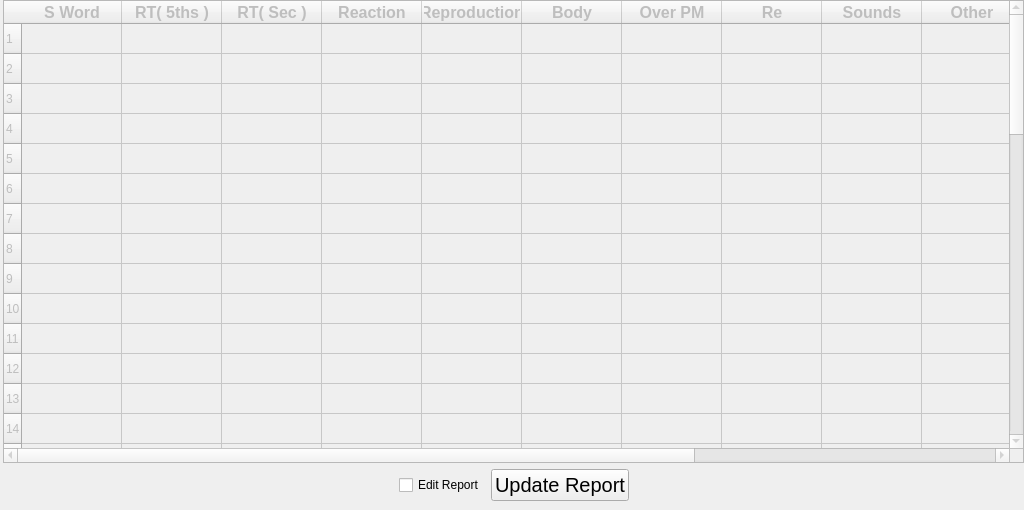
This is 32_GUI_with_PyQt5/WAT/GUI_Files/GeneratedReport.ui in amir-ice-1516-iu/basic_coding_blocks as Qt 5 draws it before an edit. The edited form follows.
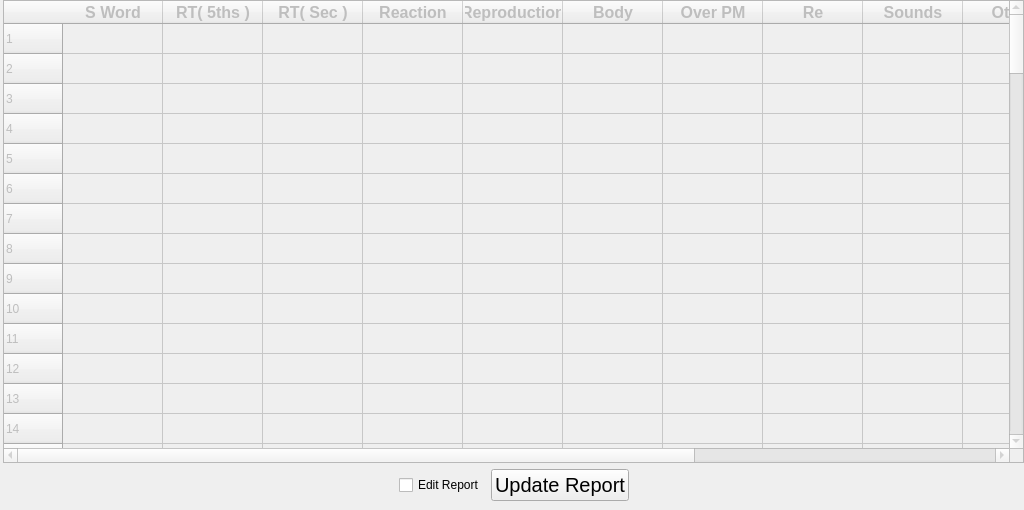
This is the edited form.

Diff of the .ui file:
```diff
--- a/32_GUI_with_PyQt5/WAT/GUI_Files/GeneratedReport.ui
+++ b/32_GUI_with_PyQt5/WAT/GUI_Files/GeneratedReport.ui
@@ -286,11 +286,266 @@
         <string>48</string>
        </property>
       </row>
+      <row>
+       <property name="text">
+        <string>49</string>
+       </property>
+      </row>
       <row>
        <property name="text">
         <string>50</string>
        </property>
       </row>
+      <row>
+       <property name="text">
+        <string>51</string>
+       </property>
+      </row>
+      <row>
+       <property name="text">
+        <string>52</string>
+       </property>
+      </row>
+      <row>
+       <property name="text">
+        <string>53</string>
+       </property>
+      </row>
+      <row>
+       <property name="text">
+        <string>54</string>
+       </property>
+      </row>
+      <row>
+       <property name="text">
+        <string>55</string>
+       </property>
+      </row>
+      <row>
+       <property name="text">
+        <string>56</string>
+       </property>
+      </row>
+      <row>
+       <property name="text">
+        <string>57</string>
+       </property>
+      </row>
+      <row>
+       <property name="text">
+        <string>58</string>
+       </property>
+      </row>
+      <row>
+       <property name="text">
+        <string>59</string>
+       </property>
+      </row>
+      <row>
+       <property name="text">
+        <string>60</string>
+       </property>
+      </row>
+      <row>
+       <property name="text">
+        <string>61</string>
+       </property>
+      </row>
+      <row>
+       <property name="text">
+        <string>62</string>
+       </property>
+      </row>
+      <row>
+       <property name="text">
+        <string>63</string>
+       </property>
+      </row>
+      <row>
+       <property name="text">
+        <string>64</string>
+       </property>
+      </row>
+      <row>
+       <property name="text">
+        <string>65</string>
+       </property>
+      </row>
+      <row>
+       <property name="text">
+        <string>66</string>
+       </property>
+      </row>
+      <row>
+       <property name="text">
+        <string>67</string>
+       </property>
+      </row>
+      <row>
+       <property name="text">
+        <string>68</string>
+       </property>
+      </row>
+      <row>
+       <property name="text">
+        <string>69</string>
+       </property>
+      </row>
+      <row>
+       <property name="text">
+        <string>70</string>
+       </property>
+      </row>
+      <row>
+       <property name="text">
+        <string>71</string>
+       </property>
+      </row>
+      <row>
+       <property name="text">
+        <string>72</string>
+       </property>
+      </row>
+      <row>
+       <property name="text">
+        <string>73</string>
+       </property>
+      </row>
+      <row>
+       <property name="text">
+        <string>74</string>
+       </property>
+      </row>
+      <row>
+       <property name="text">
+        <string>75</string>
+       </property>
+      </row>
+      <row>
+       <property name="text">
+        <string>76</string>
+       </property>
+      </row>
+      <row>
+       <property name="text">
+        <string>77</string>
+       </property>
+      </row>
+      <row>
+       <property name="text">
+        <string>78</string>
+       </property>
+      </row>
+      <row>
+       <property name="text">
+        <string>79</string>
+       </property>
+      </row>
+      <row>
+       <property name="text">
+        <string>80</string>
+       </property>
+      </row>
+      <row>
+       <property name="text">
+        <string>81</string>
+       </property>
+      </row>
+      <row>
+       <property name="text">
+        <string>82</string>
+       </property>
+      </row>
+      <row>
+       <property name="text">
+        <string>83</string>
+       </property>
+      </row>
+      <row>
+       <property name="text">
+        <string>84</string>
+       </property>
+      </row>
+      <row>
+       <property name="text">
+        <string>85</string>
+       </property>
+      </row>
+      <row>
+       <property name="text">
+        <string>86</string>
+       </property>
+      </row>
+      <row>
+       <property name="text">
+        <string>87</string>
+       </property>
+      </row>
+      <row>
+       <property name="text">
+        <string>88</string>
+       </property>
+      </row>
+      <row>
+       <property name="text">
+        <string>89</string>
+       </property>
+      </row>
+      <row>
+       <property name="text">
+        <string>90</string>
+       </property>
+      </row>
+      <row>
+       <property name="text">
+        <string>91</string>
+       </property>
+      </row>
+      <row>
+       <property name="text">
+        <string>92</string>
+       </property>
+      </row>
+      <row>
+       <property name="text">
+        <string>93</string>
+       </property>
+      </row>
+      <row>
+       <property name="text">
+        <string>94</string>
+       </property>
+      </row>
+      <row>
+       <property name="text">
+        <string>New Row</string>
+       </property>
+      </row>
+      <row>
+       <property name="text">
+        <string>96</string>
+       </property>
+      </row>
+      <row>
+       <property name="text">
+        <string>97</string>
+       </property>
+      </row>
+      <row>
+       <property name="text">
+        <string>98</string>
+       </property>
+      </row>
+      <row>
+       <property name="text">
+        <string>99</string>
+       </property>
+      </row>
+      <row>
+       <property name="text">
+        <string>100</string>
+       </property>
+      </row>
       <column>
        <property name="text">
         <string>S Word</string>
```
